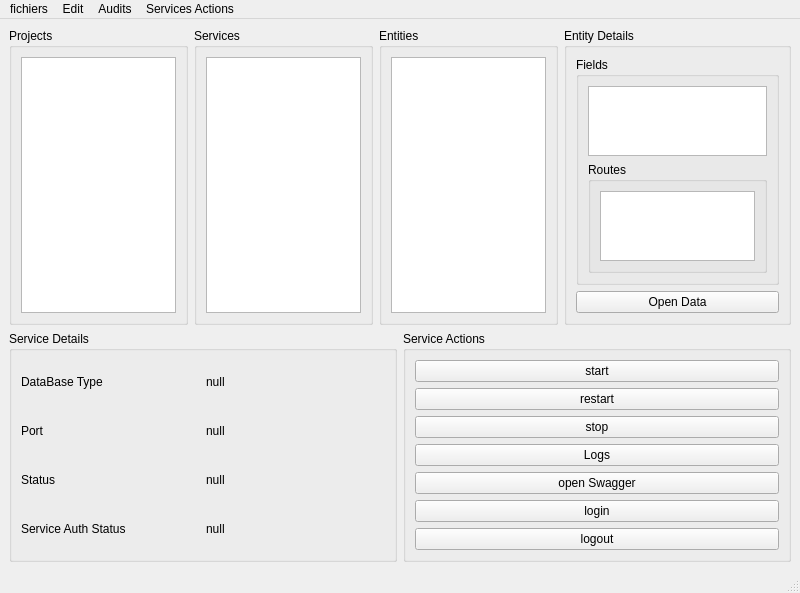
fredf21/SeaDesktop, file apps/SeaUI/mainwindow.ui: the form before one commit.
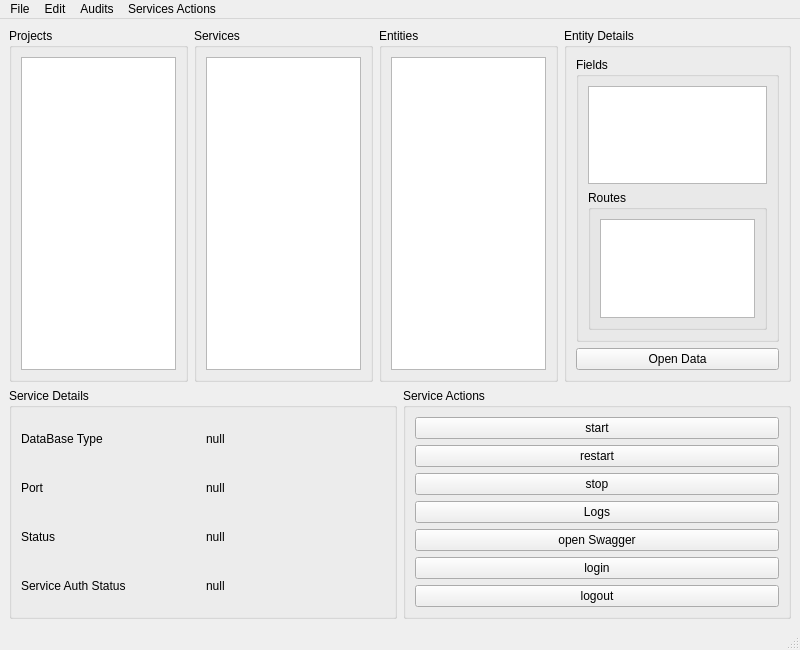
The form after the commit.

The edit to the form file:
```diff
--- a/apps/SeaUI/mainwindow.ui
+++ b/apps/SeaUI/mainwindow.ui
@@ -7,7 +7,7 @@
     <x>0</x>
     <y>0</y>
     <width>800</width>
-    <height>586</height>
+    <height>650</height>
    </rect>
   </property>
   <property name="windowTitle">
@@ -251,7 +251,7 @@
    </property>
    <widget class="QMenu" name="menufichiers">
     <property name="title">
-     <string>fichiers</string>
+     <string>File</string>
     </property>
     <addaction name="actionAdd_New_Project"/>
     <addaction name="actionAdd_New_Service"/>
```
Left out of the diff: 24 changed lines with no effect on the pictures.
